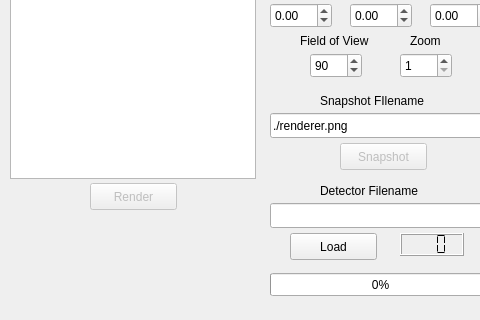
cthornsb/Vikar, file tools/qtfiles/camera.ui: the form before one commit; both pictures show x 0 to 480 and y 113 to 433 of the 769 by 433 pixel window.
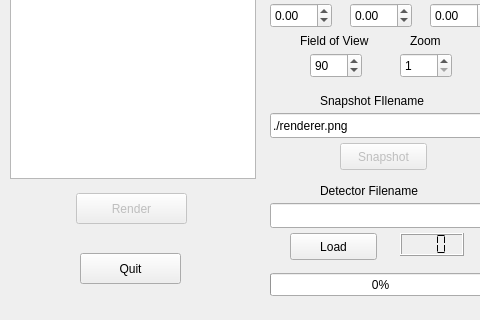
The form after the commit.

Commit message: Added quit button to renderer

Patch:
```diff
--- a/tools/qtfiles/camera.ui
+++ b/tools/qtfiles/camera.ui
@@ -30,10 +30,10 @@
     </property>
     <property name="geometry">
      <rect>
-      <x>90</x>
-      <y>260</y>
-      <width>87</width>
-      <height>27</height>
+      <x>76</x>
+      <y>270</y>
+      <width>111</width>
+      <height>31</height>
      </rect>
     </property>
     <property name="text">
@@ -853,6 +853,19 @@
      <string>Material</string>
     </property>
    </widget>
+   <widget class="QPushButton" name="pushButton_quit">
+    <property name="geometry">
+     <rect>
+      <x>80</x>
+      <y>330</y>
+      <width>101</width>
+      <height>31</height>
+     </rect>
+    </property>
+    <property name="text">
+     <string>Quit</string>
+    </property>
+   </widget>
   </widget>
   <widget class="QMenuBar" name="menuBar">
    <property name="geometry">
```
The commit also changes 2 other files.
